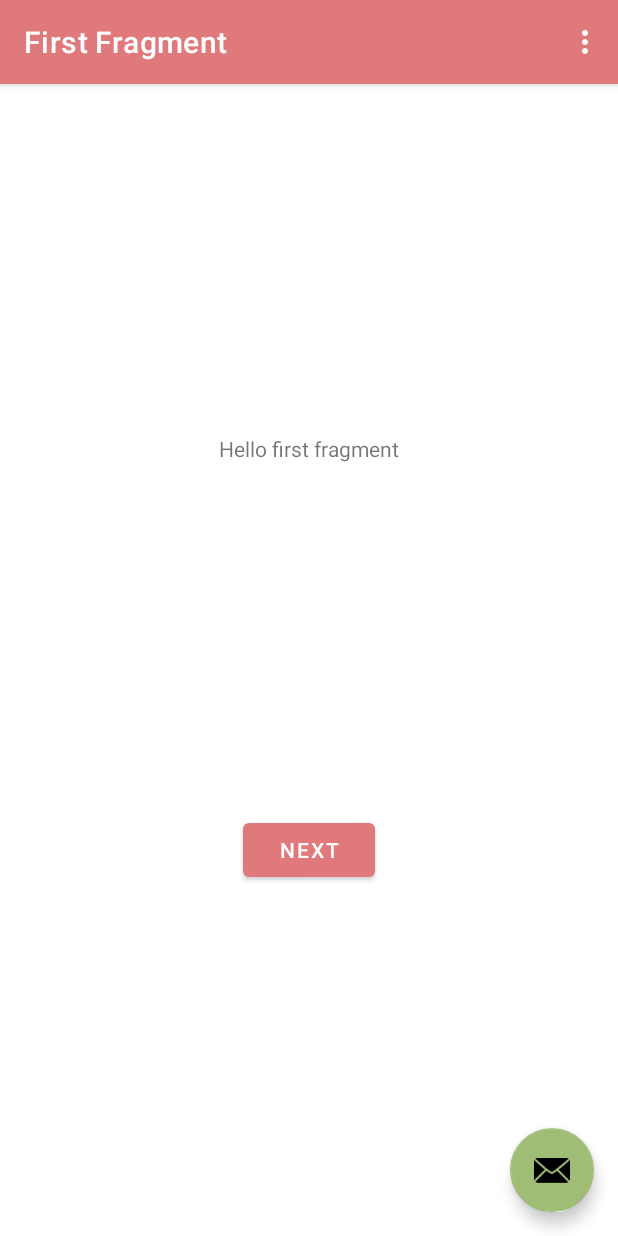
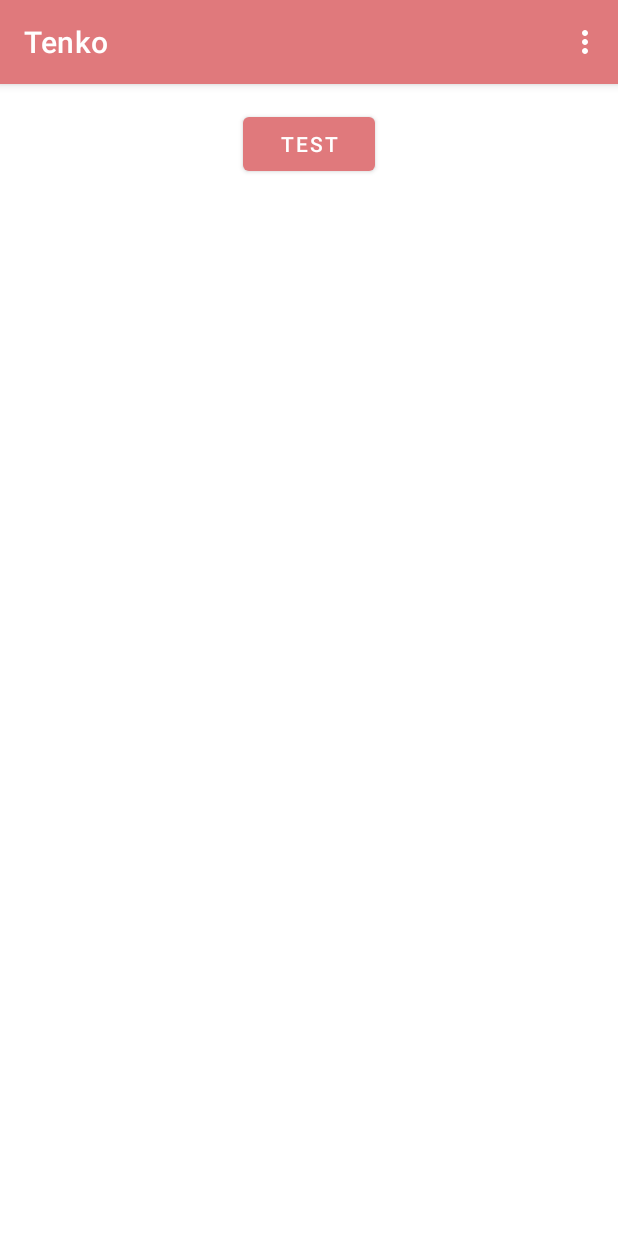
Before and after one commit to Lynn-Mei/Tenko, an Android app: the screen it shows after launch (MainActivity), on a phone screen of 412 x 824 dp. Run offline under Robolectric (Android 15) with nearby library versions, the phone set to English and light mode, and no system bars; our stand-ins replace navigation-ui; 3 statements that could not run were skipped.

Commit message:
Changing main activity to simple test btn

```diff
--- a/app/src/main/java/com/nihonium/tenko/BookshelfActivity.kt
+++ b/app/src/main/java/com/nihonium/tenko/BookshelfActivity.kt
@@ -8,6 +8,7 @@ import android.view.LayoutInflater
 import android.widget.ImageView
 import android.widget.LinearLayout
 import android.widget.TextView
+import androidx.appcompat.content.res.AppCompatResources
 import com.nihonium.tenko.library.Book
 
 class BookshelfActivity : AppCompatActivity() {
@@ -35,8 +36,7 @@ class BookshelfActivity : AppCompatActivity() {
             bookPair.forEach { book ->
                 val bookItem = LayoutInflater.from(this)
                     .inflate(R.layout.bookshelf_book_layout, row, false)
-                val uri = Uri.parse("https://m.media-amazon.com/images/I/510ln1bHRhL.jpg")
-                bookItem.findViewById<ImageView>(R.id.bookCover).setImageURI(uri)
+                bookItem.findViewById<ImageView>(R.id.bookCover).setImageResource(book.cover)
                 bookItem.findViewById<TextView>(R.id.bookTitle).text = book.title
 
                 bookItem.setOnClickListener{
--- a/app/src/main/java/com/nihonium/tenko/MainActivity.kt
+++ b/app/src/main/java/com/nihonium/tenko/MainActivity.kt
@@ -1,5 +1,6 @@
 package com.nihonium.tenko
 
+import android.content.Intent
 import android.os.Bundle
 import com.google.android.material.snackbar.Snackbar
 import androidx.appcompat.app.AppCompatActivity
@@ -28,9 +29,9 @@ class MainActivity : AppCompatActivity() {
         appBarConfiguration = AppBarConfiguration(navController.graph)
         setupActionBarWithNavController(navController, appBarConfiguration)
 
-        binding.fab.setOnClickListener { view ->
-            Snackbar.make(view, "Replace with your own action", Snackbar.LENGTH_LONG)
-                .setAction("Action", null).show()
+        binding.buttontest.setOnClickListener { view ->
+            val intent = Intent(this, BookshelfActivity::class.java).apply{}
+            startActivity(intent)
         }
     }
 
--- a/app/src/main/java/com/nihonium/tenko/library/Book.kt
+++ b/app/src/main/java/com/nihonium/tenko/library/Book.kt
@@ -1,12 +1,18 @@
 package com.nihonium.tenko.library
+
+import android.graphics.drawable.Drawable
+import androidx.appcompat.content.res.AppCompatResources
+import com.nihonium.tenko.R
 
 class Book {
     var isbn: String = ""
     var title: String = ""
+    var cover: Int = 0
     private var pages: MutableList<Page> = mutableListOf()
 
     constructor(id: String, title:String){
         this.isbn = id
         this.title = title
+        this.cover = R.drawable.nishinomajou
     }
 }
--- a/app/src/main/res/layout/activity_main.xml
+++ b/app/src/main/res/layout/activity_main.xml
@@ -1,5 +1,5 @@
 <?xml version="1.0" encoding="utf-8"?>
-<androidx.coordinatorlayout.widget.CoordinatorLayout xmlns:android="http://schemas.android.com/apk/res/android"
+<androidx.constraintlayout.widget.ConstraintLayout xmlns:android="http://schemas.android.com/apk/res/android"
     xmlns:app="http://schemas.android.com/apk/res-auto"
     xmlns:tools="http://schemas.android.com/tools"
     android:layout_width="match_parent"
@@ -7,9 +7,11 @@
     tools:context=".MainActivity">
 
     <com.google.android.material.appbar.AppBarLayout
+        android:id="@+id/appBarLayout"
         android:layout_width="match_parent"
         android:layout_height="wrap_content"
-        android:theme="@style/Theme.Tenko.AppBarOverlay">
+        android:theme="@style/Theme.Tenko.AppBarOverlay"
+        tools:ignore="MissingConstraints">
 
         <androidx.appcompat.widget.Toolbar
             android:id="@+id/toolbar"
@@ -20,15 +22,15 @@
 
     </com.google.android.material.appbar.AppBarLayout>
 
-    <include layout="@layout/content_main" />
-
-    <com.google.android.material.floatingactionbutton.FloatingActionButton
-        android:id="@+id/fab"
+    <Button
+        android:id="@+id/buttontest"
         android:layout_width="wrap_content"
         android:layout_height="wrap_content"
-        android:layout_gravity="bottom|end"
-        android:layout_marginEnd="@dimen/fab_margin"
-        android:layout_marginBottom="16dp"
-        app:srcCompat="@android:drawable/ic_dialog_email" />
+        android:layout_marginTop="16dp"
+        android:text="Test"
+        app:layout_constraintEnd_toEndOf="parent"
+        app:layout_constraintStart_toStartOf="parent"
+        app:layout_constraintTop_toBottomOf="@+id/appBarLayout"
+        tools:ignore="MissingConstraints" />
 
-</androidx.coordinatorlayout.widget.CoordinatorLayout>
+</androidx.constraintlayout.widget.ConstraintLayout>
```
Also changed, not shown: app/src/main/res/drawable/nishinomajou.png (added).
